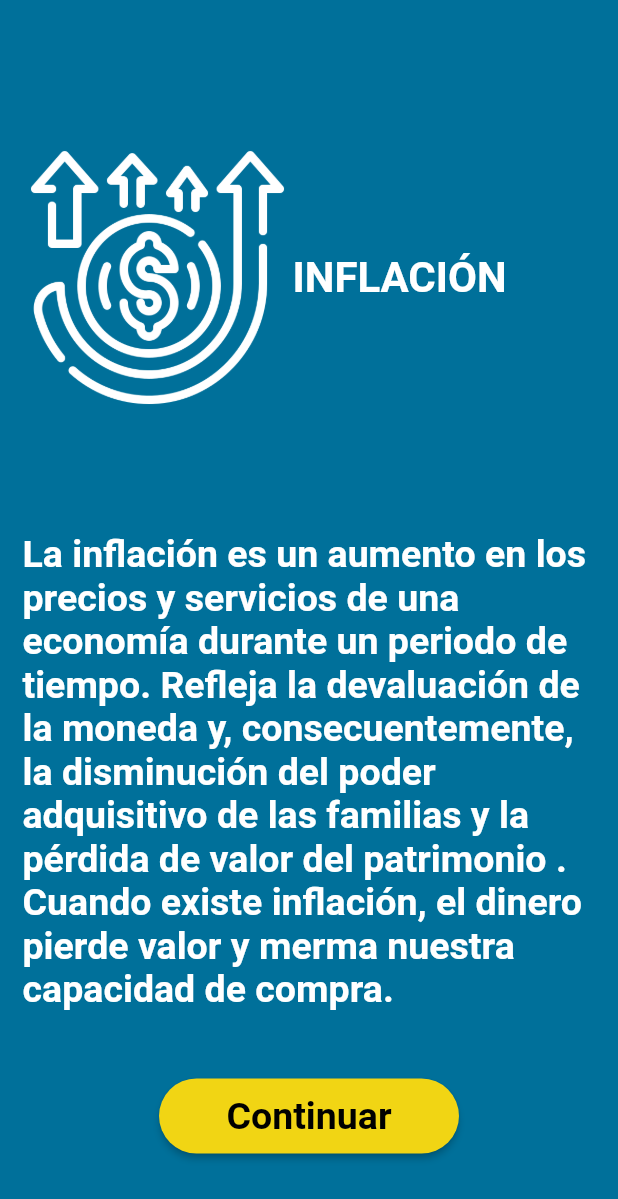
After one commit to JuanBeltranG/AMIC, a Flutter app: the TeoriaInflacionScreen screen opened by its route, on a phone screen of 412 x 824 dp. The commit adds this screen. Shown: the top 1199 px of the screen. Run offline on Flutter 3.47's test engine with Material 2 defaults, Android fonts, the phone set to English and light mode, and no system bars; our stand-ins replace card_swiper; missing offline and left inert: amplify_core, amplify_datastore, amplify_datastore_plugin_interface.

Commit message:
frontend changes

```diff
--- a/amic/amplify/team-provider-info.json
+++ b/amic/amplify/team-provider-info.json
@@ -10,6 +10,11 @@
       "StackName": "amplify-amic-staging-202152",
       "StackId": "arn:aws:cloudformation:us-east-2:198576412077:stack/amplify-amic-staging-202152/dc2ff570-343e-11ec-9863-0a6700aba846",
       "AmplifyAppId": "d1sxaykh7ehapw"
+    },
+    "categories": {
+      "auth": {
+        "AMIC": {}
+      }
     }
   }
 }
--- a/amic/lib/routes/routes.dart
+++ b/amic/lib/routes/routes.dart
@@ -1,4 +1,4 @@
-import 'package:amic/screens/menu_screen.dart';
+
 import 'package:amic/screens/screens.dart';
 import 'package:flutter/material.dart';
 
@@ -12,6 +12,10 @@ Map<String, WidgetBuilder> getApplicationRoutes(){
 
         '/'              : (BuildContext context) => WelcomeScreen(),
         'Menu'           : (BuildContext context) => MenuScreenPage(),
+        'Inflacion'      : (BuildContext context) => TeoriaInflacionScreen()
+
+
+
 
   };
 
--- a/amic/lib/screens/screens.dart
+++ b/amic/lib/screens/screens.dart
@@ -1,3 +1,9 @@
 
 
 export 'package:amic/screens/welcome_screen.dart';
+
+
+export 'package:amic/screens/teoria_inflacion_screen.dart';
+
+
+export 'package:amic/screens/menu_screen.dart';
--- /dev/null
+++ b/amic/lib/screens/teoria_inflacion_screen.dart
@@ -0,0 +1,77 @@
+import 'package:amic/utils/hex_color_util.dart';
+import 'package:flutter/material.dart';
+
+class TeoriaInflacionScreen extends StatelessWidget {
+  final ButtonStyle style = ElevatedButton.styleFrom(
+      textStyle: const TextStyle(fontSize: 20),
+      primary: getColorFromHex("#F1D514"),
+      shape: StadiumBorder(),
+      minimumSize: Size(200, 50));
+
+  final buttonStyle = new TextStyle(
+    fontSize: 25,
+    color: getColorFromHex("#000000"),
+    fontWeight: FontWeight.bold,
+  );
+
+  final teoriaStyle = TextStyle(
+    fontSize: 25,
+    color: getColorFromHex("#FFFFFF"),
+    fontWeight: FontWeight.bold,
+  );
+
+  @override
+  Widget build(BuildContext context) {
+    return Scaffold(
+      backgroundColor: getColorFromHex("#00709A"),
+      body: Center(
+        child: Column(
+          children: <Widget>[
+            SizedBox(
+              height: 80,
+            ),
+            Container(
+
+              padding: EdgeInsets.all(15) ,
+              child: Row(
+              mainAxisAlignment: MainAxisAlignment.start,
+              children: <Widget>[
+                const Image(
+                  image: AssetImage('resources/images/inflacion.png'),
+                  height: 180,
+                ),
+                Text(
+                  "INFLACIÓN",
+                  style: TextStyle(
+                      color: Colors.white,
+                      fontSize: 28,
+                      fontWeight: FontWeight.bold),
+                )
+              ],
+            ),
+            ),
+            SizedBox(height: 50),
+            Container(
+              padding: EdgeInsets.all(15),
+              child: Text(
+                'La inflación es un aumento en los precios y servicios de una economía durante un periodo de tiempo. Refleja la devaluación de la moneda y, consecuentemente, la disminución del poder adquisitivo de las familias y la pérdida de valor del patrimonio . Cuando existe inflación, el dinero pierde valor y merma nuestra capacidad de compra.',
+                style: teoriaStyle,
+              ),
+            ),
+            SizedBox(height: 30,),
+            ElevatedButton(
+              style: style,
+              onPressed: () {
+                Navigator.pushNamed(context, '/');
+              },
+              child: Text(
+                'Continuar',
+                style: buttonStyle,
+              ),
+            ),
+          ],
+        ),
+      ),
+    );
+  }
+}
```
Also changed, not shown: amic/lib/screens/welcome_screen.dart (+89 -2 lines), amic/lib/screens/importancia_invertir_screen.dart (added), amic/resources/images/inflacion.png (added), amic/resources/images/teoria.png (added), 3 other files.
